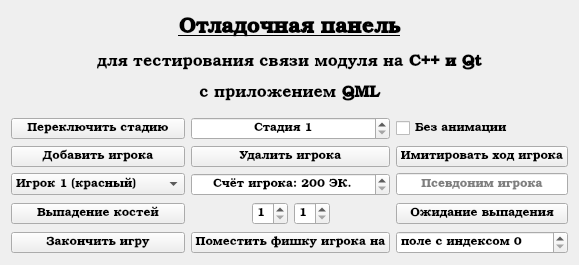
AlekseyLapunov/Client-Monopoly, file userinterface/subinterfaces/gamemanagerwindow.ui: the form before one commit.
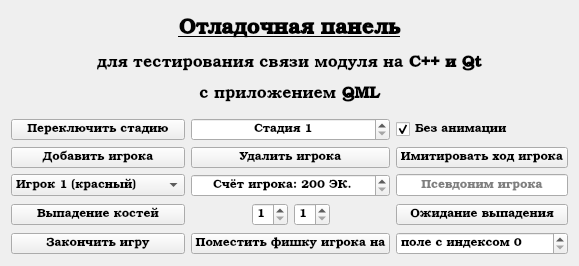
The form after the commit.

Commit message: Finish cell-dialog

```diff
--- a/userinterface/subinterfaces/gamemanagerwindow.ui
+++ b/userinterface/subinterfaces/gamemanagerwindow.ui
@@ -7,7 +7,7 @@
     <x>0</x>
     <y>0</y>
     <width>550</width>
-    <height>265</height>
+    <height>266</height>
    </rect>
   </property>
   <property name="font">
@@ -236,6 +236,9 @@
        <property name="text">
         <string>Без анимации</string>
        </property>
+       <property name="checked">
+        <bool>true</bool>
+       </property>
       </widget>
      </item>
     </layout>
```
The commit also changes 5 other files.
